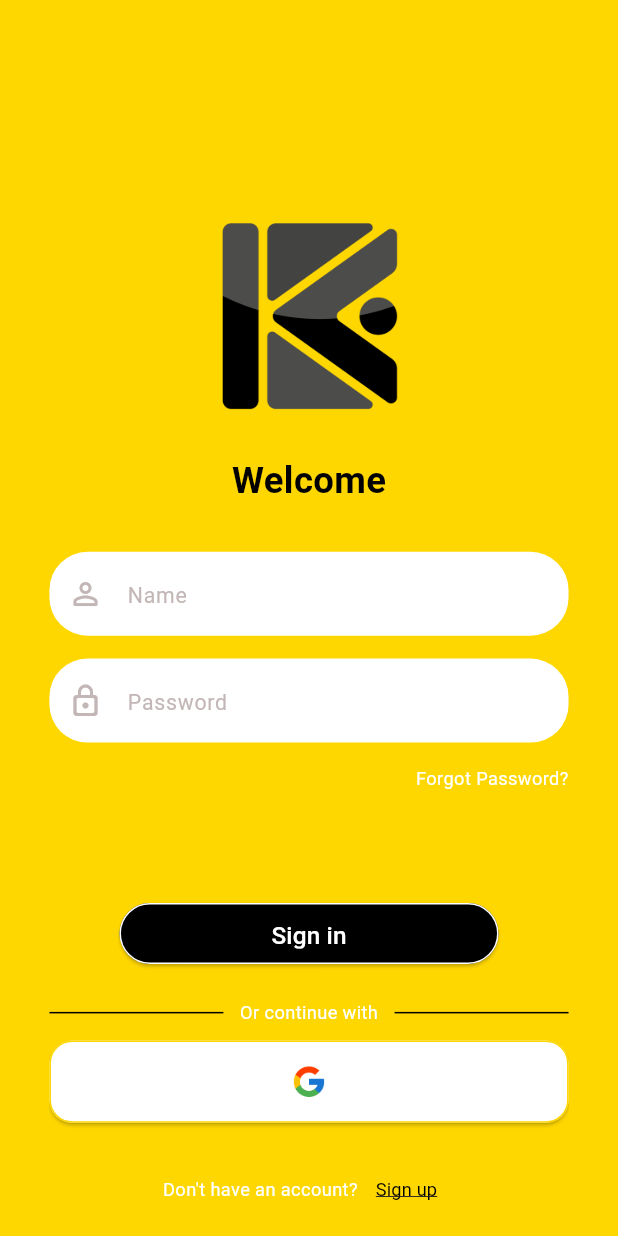
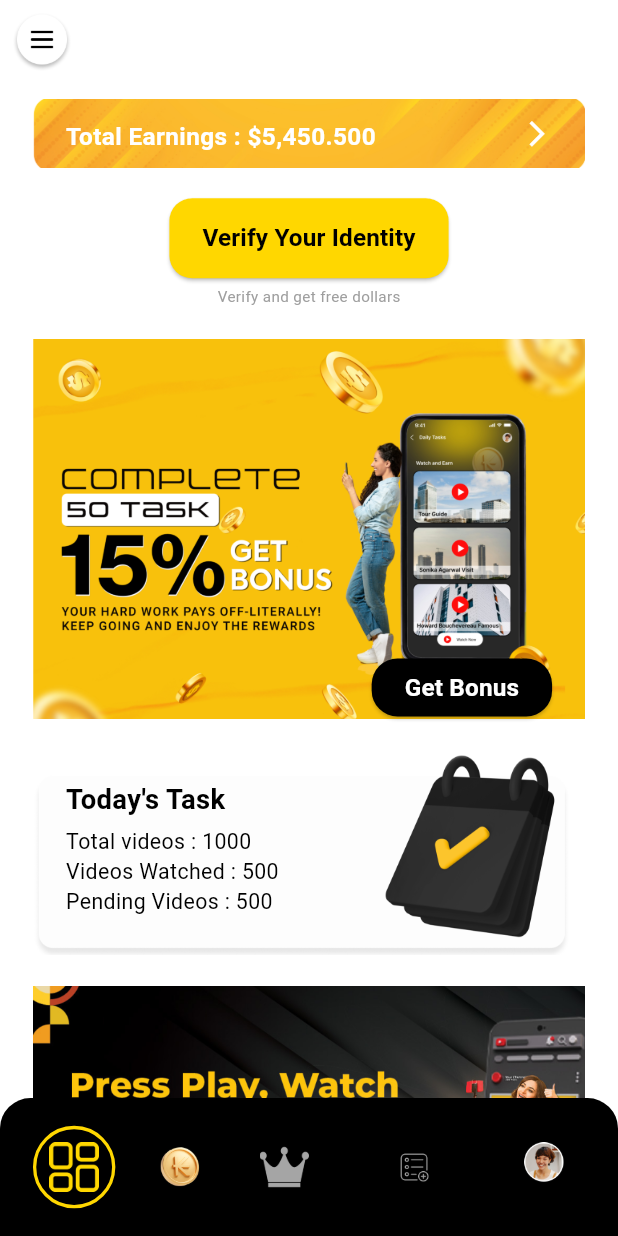
Before and after one commit to AbduLlAh72727272/kamao, a Flutter app: the SigninView screen opened directly, after a tap on "Sign in", on a phone screen of 412 x 824 dp. Run offline on Flutter 3.47's test engine with Material 3 defaults, Android fonts, the phone set to English and light mode, and no system bars; our stand-ins replace flutter_screenutil, get, iconsax, logger.

Commit message:
New screens

```diff
--- /dev/null
+++ b/lib/common/custom_bottom_nav_bar.dart
@@ -0,0 +1,62 @@
+import 'package:flutter/material.dart';
+import 'package:flutter_screenutil/flutter_screenutil.dart';
+import '../utils/constraints/colors.dart';
+import '../utils/constraints/image_strings.dart';
+
+class CustomBottomNavBar extends StatelessWidget {
+  final int selectedIndex;
+  final ValueChanged<int> onItemSelected;
+
+  const CustomBottomNavBar({
+    Key? key,
+    required this.selectedIndex,
+    required this.onItemSelected,
+  }) : super(key: key);
+
+  @override
+  Widget build(BuildContext context) {
+    return Container(
+      decoration: BoxDecoration(
+        color: Colors.black,
+        borderRadius: BorderRadius.only(
+          topLeft: Radius.circular(20.r),
+          topRight: Radius.circular(20.r),
+        ),
+      ),
+      padding: EdgeInsets.symmetric(vertical: 2.h, horizontal: 20.w),
+      child: Row(
+        mainAxisAlignment: MainAxisAlignment.spaceBetween,
+        children: [
+          _buildNavItem(0, VoidImages.home, selectedIndex == 0),
+          _buildNavItem(1, VoidImages.coin, selectedIndex == 1),
+          _buildNavItem(2, VoidImages.crown, selectedIndex == 2),
+          _buildNavItem(3, VoidImages.tasks, selectedIndex == 3),
+          _buildNavItem(4, VoidImages.user, selectedIndex == 4),
+        ],
+      ),
+    );
+  }
+
+  Widget _buildNavItem(int index, String iconPath, bool isSelected) {
+    double size = index == 3 ? 60.w : 30.w; // Adjust size for the 3rd index
+    return GestureDetector(
+      onTap: () => onItemSelected(index),
+      child: Container(
+        decoration: BoxDecoration(
+          shape: BoxShape.circle,
+          border: Border.all(
+            color: isSelected ? VoidColors.primary : Colors.transparent,
+            width: 2.w,
+          ),
+        ),
+        padding: EdgeInsets.all(8.w),
+        child: Image.asset(
+          iconPath,
+          width: size,
+          height: size,
+          // color: isSelected ? VoidColors.primary : Colors.white,
+        ),
+      ),
+    );
+  }
+}
--- a/lib/utils/constraints/image_strings.dart
+++ b/lib/utils/constraints/image_strings.dart
@@ -9,4 +9,12 @@ class VoidImages {
    static const String crown ="assets/icons/crown.png";
    static const String tasks = "assets/icons/tasks.png";
    static const String side = "assets/icons/side.png";
+   static const String small_tile="assets/icons/small_tile.png";
+   static const String large_tile="assets/icons/large_tile.png";
+   static const String banner_1="assets/icons/banner_1.png";
+   static const String banner_3="assets/icons/banner_3.png";
+   static const String banner_4="assets/icons/banner_4.png";
+   static const String banner_2="assets/icons/banner_2.png";
+
+
 }
--- /dev/null
+++ b/lib/views/dashboard.dart
@@ -0,0 +1,281 @@
+import 'package:flutter/material.dart';
+import 'package:flutter_screenutil/flutter_screenutil.dart';
+import 'package:get/get.dart';
+import '../common/custom_bottom_nav_bar.dart';
+import '../utils/constraints/colors.dart';
+import '../utils/constraints/image_strings.dart';
+
+class DashboardView extends StatefulWidget {
+  const DashboardView({Key? key}) : super(key: key);
+
+  @override
+  _DashboardViewState createState() => _DashboardViewState();
+}
+
+class _DashboardViewState extends State<DashboardView> {
+  int _selectedIndex = 0;
+
+  void _onItemTapped(int index) {
+    setState(() {
+      _selectedIndex = index;
+    });
+  }
+
+  @override
+  Widget build(BuildContext context) {
+    return Scaffold(
+      backgroundColor: Colors.white,
+      appBar: AppBar(
+        backgroundColor: Colors.white,
+        elevation: 0,
+        leading: IconButton(
+          icon: Image.asset(VoidImages.side, width: 45.w, height: 45.h),
+          onPressed: () {
+            // Add functionality for side menu or drawer
+          },
+        ),
+        centerTitle: true,
+      ),
+      body: SingleChildScrollView(
+        child: Padding(
+          padding: EdgeInsets.symmetric(horizontal: 20.w),
+          child: Column(
+            children: [
+              SizedBox(height: 10.h),
+              // Earnings Tile
+              Stack(
+                children: [
+                  Image.asset(
+                    VoidImages.small_tile,
+                    fit: BoxFit.cover,
+                    width: double.infinity,
+                    height: 45.h,
+                  ),
+                  Positioned(
+                    left: 20.w,
+                    top: 13.h,
+                    child: Text(
+                      'Total Earnings : \$5,450.500',
+                      style: TextStyle(
+                        fontSize: 16.sp,
+                        fontWeight: FontWeight.bold,
+                        color: Colors.white,
+                      ),
+                    ),
+                  ),
+                  Positioned(
+                    right: 20.w,
+                    top: 13.h,
+                    child: Icon(Icons.arrow_forward_ios, color: Colors.white, size: 20.sp),
+                  ),
+                ],
+              ),
+              SizedBox(height: 20.h),
+              // Verify Identity Button
+              Column(
+                children: [
+                  ElevatedButton(
+                    onPressed: () {
+                      // Add functionality for Verify Your Identity button
+                    },
+                    style: ElevatedButton.styleFrom(
+                      backgroundColor: VoidColors.primary,
+                      shape: RoundedRectangleBorder(
+                        borderRadius: BorderRadius.circular(15.r),
+                      ),
+                      padding: EdgeInsets.symmetric(vertical: 15.h, horizontal: 20.w),
+                    ),
+                    child: Text(
+                      'Verify Your Identity',
+                      style: TextStyle(
+                        fontSize: 16.sp,
+                        fontWeight: FontWeight.bold,
+                        color: Colors.black,
+                      ),
+                    ),
+                  ),
+                  SizedBox(height: 5.h),
+                  Text(
+                    'Verify and get free dollars',
+                    style: TextStyle(
+                      fontSize: 10.sp,
+                      fontWeight: FontWeight.w400,
+                      color: Colors.grey,
+                    ),
+                  ),
+                ],
+              ),
+              SizedBox(height: 20.h),
+              // Banner 1 with Get Bonus Button
+              Stack(
+                children: [
+                  Image.asset(
+                    VoidImages.banner_1,
+                    fit: BoxFit.cover,
+                    width: double.infinity,
+                    height: 250.h,
+                  ),
+                  Positioned(
+                    top: 210.h,
+                    bottom: 2.h,
+                    right: 20.w,
+                    child: ElevatedButton(
+                      onPressed: () {
+                        // Add functionality for Get Bonus button
+                      },
+                      style: ElevatedButton.styleFrom(
+                        backgroundColor: Colors.black,
+                        shape: RoundedRectangleBorder(
+                          borderRadius: BorderRadius.circular(17.r),
+                        ),
+                        padding: EdgeInsets.symmetric(vertical: 5.h, horizontal: 20.w),
+                      ),
+                      child: Text(
+                        'Get Bonus',
+                        style: TextStyle(
+                          fontSize: 16.sp,
+                          fontWeight: FontWeight.w600,
+                          color: Colors.white,
+                        ),
+                      ),
+                    ),
+                  ),
+                ],
+              ),
+              SizedBox(height: 20.h),
+              // Banner 2 with Text Overlay
+              Stack(
+                children: [
+                  Image.asset(
+                    VoidImages.banner_2,
+                    fit: BoxFit.cover,
+                    width: double.infinity,
+                    height: 135.h,
+                  ),
+                  Positioned(
+                    left: 20.w,
+                    top: 20.h,
+                    child: Column(
+                      crossAxisAlignment: CrossAxisAlignment.start,
+                      children: [
+                        Text(
+                          "Today's Task",
+                          style: TextStyle(
+                            fontSize: 18.sp,
+                            fontWeight: FontWeight.bold,
+                            color: Colors.black,
+                          ),
+                        ),
+                        SizedBox(height: 5.h),
+                        Text(
+                          'Total videos : 1000',
+                          style: TextStyle(
+                            fontSize: 14.sp,
+                            color: Colors.black,
+                          ),
+                        ),
+                        Text(
+                          'Videos Watched : 500',
+                          style: TextStyle(
+                            fontSize: 14.sp,
+                            color: Colors.black,
+                          ),
+                        ),
+                        Text(
+                          'Pending Videos : 500',
+                          style: TextStyle(
+                            fontSize: 14.sp,
+                            color: Colors.black,
+                          ),
+                        ),
+                      ],
+                    ),
+                  ),
+                ],
+              ),
+              SizedBox(height: 20.h),
+              // Banner 3 with Watch Button
+              Stack(
+                children: [
+                  Image.asset(
+                    VoidImages.banner_3,
+                    fit: BoxFit.cover,
+                    width: double.infinity,
+                    height: 200.h,
+                  ),
+                  Positioned(
+                    top: 150.h,
+                    bottom: 10.h,
+                    right: 100.w,
+                    child: ElevatedButton(
+                      onPressed: () {
+                        // Add functionality for Watch button
+                      },
+                      style: ElevatedButton.styleFrom(
+                        backgroundColor: VoidColors.primary,
+                        shape: RoundedRectangleBorder(
+                          borderRadius: BorderRadius.circular(17.r),
+                        ),
+                        padding: EdgeInsets.symmetric(vertical: 5.h, horizontal: 50.w),
+                      ),
+                      child: Text(
+                        'Watch',
+                        style: TextStyle(
+                          fontSize: 16.sp,
+                          fontWeight: FontWeight.w600,
+                          color: Colors.black,
+                        ),
+                      ),
+                    ),
+                  ),
+                ],
+              ),
+              SizedBox(height: 20.h),
+              // Banner 4 with Invite & Earn Button
+              Stack(
+                children: [
+                  Image.asset(
+                    VoidImages.banner_4,
+                    fit: BoxFit.cover,
+                    width: double.infinity,
+                    height: 230.h,
+                  ),
+                  Positioned(
+                    top: 20.h,
+                    right: 20.w,
+                    child: ElevatedButton(
+                      onPressed: () {
+                        // Add functionality for Invite & Earn button
+                      },
+                      style: ElevatedButton.styleFrom(
+                        backgroundColor: VoidColors.primary,
+                        shape: RoundedRectangleBorder(
+                          side: BorderSide(color: VoidColors.white),
+                          borderRadius: BorderRadius.circular(17.r),
+                        ),
+                        padding: EdgeInsets.symmetric(vertical: 5.h, horizontal: 30.w),
+                      ),
+                      child: Text(
+                        'Invite & Earn',
+                        style: TextStyle(
+                          fontSize: 16.sp,
+                          fontWeight: FontWeight.w600,
+                          color: Colors.black,
+                        ),
+                      ),
+                    ),
+                  ),
+                ],
+              ),
+              SizedBox(height: 30.h),
+            ],
+          ),
+        ),
+      ),
+      bottomNavigationBar: CustomBottomNavBar(
+        selectedIndex: _selectedIndex,
+        onItemSelected: _onItemTapped,
+      ),
+    );
+  }
+}
--- a/lib/views/signin.dart
+++ b/lib/views/signin.dart
@@ -4,6 +4,7 @@ import 'package:get/get.dart';
 import 'package:get/get_core/src/get_main.dart';
 import '../utils/constraints/colors.dart';
 import '../utils/constraints/image_strings.dart';
+import 'dashboard.dart';
 import 'forgetpasswordview.dart';
 import 'reset_password.dart';
 
@@ -68,7 +69,7 @@ class SigninView extends StatelessWidget {
               SizedBox(height: 70.h),
               ElevatedButton(
                 onPressed: () {
-
+                  Get.to(() => DashboardView());
                 },
                 style: ElevatedButton.styleFrom(
                   minimumSize: Size(50.w, 40.h),
```
Also changed, not shown: assets/icons/banner_1.png (added), assets/icons/banner_2.png (added), assets/icons/banner_3.png (added), assets/icons/banner_4.png (added), assets/icons/large_tile.png (added), assets/icons/small_tile.png (added).
